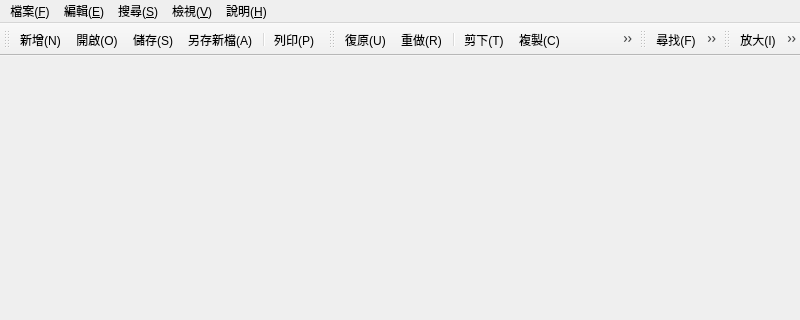
Old version of the form mainwindow.ui in the repository stanly0421/designwindow; both pictures show x 0 to 800 and y 0 to 320 of the 800 by 600 pixel window.
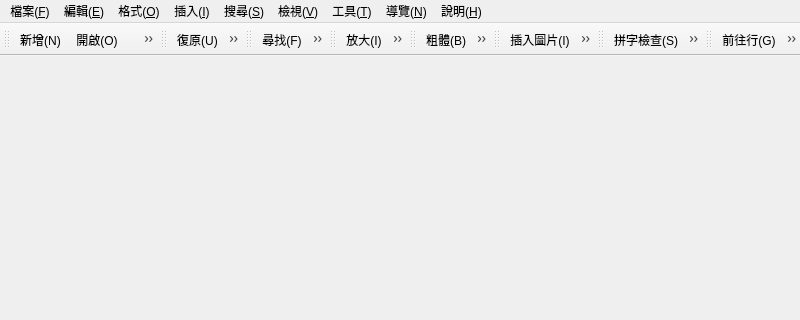
New version of the form.

Commit message: Add new toolbars (Format, Insert, Tools, Navigation) next to Edit toolbar with many features

Diff of the .ui file:
```diff
--- a/mainwindow.ui
+++ b/mainwindow.ui
@@ -78,10 +78,69 @@
     <addaction name="action_About"/>
     <addaction name="action_AboutQt"/>
    </widget>
+   <widget class="QMenu" name="menu_Format">
+    <property name="title">
+     <string>格式(&amp;O)</string>
+    </property>
+    <addaction name="action_Bold"/>
+    <addaction name="action_Italic"/>
+    <addaction name="action_Underline"/>
+    <addaction name="action_StrikeThrough"/>
+    <addaction name="separator"/>
+    <addaction name="action_AlignLeft"/>
+    <addaction name="action_AlignCenter"/>
+    <addaction name="action_AlignRight"/>
+    <addaction name="action_AlignJustify"/>
+    <addaction name="separator"/>
+    <addaction name="action_FontColor"/>
+    <addaction name="action_Highlight"/>
+   </widget>
+   <widget class="QMenu" name="menu_Insert">
+    <property name="title">
+     <string>插入(&amp;I)</string>
+    </property>
+    <addaction name="action_InsertImage"/>
+    <addaction name="action_InsertLink"/>
+    <addaction name="action_InsertTable"/>
+    <addaction name="separator"/>
+    <addaction name="action_InsertBulletList"/>
+    <addaction name="action_InsertNumberedList"/>
+    <addaction name="separator"/>
+    <addaction name="action_InsertCode"/>
+    <addaction name="action_InsertDateTime"/>
+   </widget>
+   <widget class="QMenu" name="menu_Tools">
+    <property name="title">
+     <string>工具(&amp;T)</string>
+    </property>
+    <addaction name="action_SpellCheck"/>
+    <addaction name="action_WordCount"/>
+    <addaction name="separator"/>
+    <addaction name="action_SortLines"/>
+    <addaction name="separator"/>
+    <addaction name="action_ConvertUppercase"/>
+    <addaction name="action_ConvertLowercase"/>
+    <addaction name="action_ConvertTitleCase"/>
+   </widget>
+   <widget class="QMenu" name="menu_Navigation">
+    <property name="title">
+     <string>導覽(&amp;N)</string>
+    </property>
+    <addaction name="action_GoToLine"/>
+    <addaction name="separator"/>
+    <addaction name="action_AddBookmark"/>
+    <addaction name="action_PrevBookmark"/>
+    <addaction name="action_NextBookmark"/>
+    <addaction name="action_ClearBookmarks"/>
+   </widget>
    <addaction name="menu_F"/>
    <addaction name="menu_E"/>
+   <addaction name="menu_Format"/>
+   <addaction name="menu_Insert"/>
    <addaction name="menu_Search"/>
    <addaction name="menu_View"/>
+   <addaction name="menu_Tools"/>
+   <addaction name="menu_Navigation"/>
    <addaction name="menu_Help"/>
   </widget>
   <widget class="QStatusBar" name="statusbar"/>
@@ -147,6 +206,84 @@
    <addaction name="action_ZoomOut"/>
    <addaction name="action_ZoomReset"/>
   </widget>
+  <widget class="QToolBar" name="formatToolBar">
+   <property name="windowTitle">
+    <string>格式工具列</string>
+   </property>
+   <attribute name="toolBarArea">
+    <enum>TopToolBarArea</enum>
+   </attribute>
+   <attribute name="toolBarBreak">
+    <bool>false</bool>
+   </attribute>
+   <addaction name="action_Bold"/>
+   <addaction name="action_Italic"/>
+   <addaction name="action_Underline"/>
+   <addaction name="action_StrikeThrough"/>
+   <addaction name="separator"/>
+   <addaction name="action_AlignLeft"/>
+   <addaction name="action_AlignCenter"/>
+   <addaction name="action_AlignRight"/>
+   <addaction name="action_AlignJustify"/>
+   <addaction name="separator"/>
+   <addaction name="action_FontColor"/>
+   <addaction name="action_Highlight"/>
+  </widget>
+  <widget class="QToolBar" name="insertToolBar">
+   <property name="windowTitle">
+    <string>插入工具列</string>
+   </property>
+   <attribute name="toolBarArea">
+    <enum>TopToolBarArea</enum>
+   </attribute>
+   <attribute name="toolBarBreak">
+    <bool>false</bool>
+   </attribute>
+   <addaction name="action_InsertImage"/>
+   <addaction name="action_InsertLink"/>
+   <addaction name="action_InsertTable"/>
+   <addaction name="separator"/>
+   <addaction name="action_InsertBulletList"/>
+   <addaction name="action_InsertNumberedList"/>
+   <addaction name="separator"/>
+   <addaction name="action_InsertCode"/>
+   <addaction name="action_InsertDateTime"/>
+  </widget>
+  <widget class="QToolBar" name="toolsToolBar">
+   <property name="windowTitle">
+    <string>工具工具列</string>
+   </property>
+   <attribute name="toolBarArea">
+    <enum>TopToolBarArea</enum>
+   </attribute>
+   <attribute name="toolBarBreak">
+    <bool>false</bool>
+   </attribute>
+   <addaction name="action_SpellCheck"/>
+   <addaction name="action_WordCount"/>
+   <addaction name="action_SortLines"/>
+   <addaction name="separator"/>
+   <addaction name="action_ConvertUppercase"/>
+   <addaction name="action_ConvertLowercase"/>
+   <addaction name="action_ConvertTitleCase"/>
+  </widget>
+  <widget class="QToolBar" name="navigationToolBar">
+   <property name="windowTitle">
+    <string>導覽工具列</string>
+   </property>
+   <attribute name="toolBarArea">
+    <enum>TopToolBarArea</enum>
+   </attribute>
+   <attribute name="toolBarBreak">
+    <bool>false</bool>
+   </attribute>
+   <addaction name="action_GoToLine"/>
+   <addaction name="separator"/>
+   <addaction name="action_AddBookmark"/>
+   <addaction name="action_PrevBookmark"/>
+   <addaction name="action_NextBookmark"/>
+   <addaction name="action_ClearBookmarks"/>
+  </widget>
   <action name="action_New">
    <property name="text">
     <string>新增(&amp;N)</string>
@@ -405,6 +542,278 @@
     <string>關於 Qt 框架</string>
    </property>
   </action>
+  <action name="action_Bold">
+   <property name="text">
+    <string>粗體(&amp;B)</string>
+   </property>
+   <property name="toolTip">
+    <string>粗體文字</string>
+   </property>
+   <property name="shortcut">
+    <string>Ctrl+B</string>
+   </property>
+  </action>
+  <action name="action_Italic">
+   <property name="text">
+    <string>斜體(&amp;I)</string>
+   </property>
+   <property name="toolTip">
+    <string>斜體文字</string>
+   </property>
+   <property name="shortcut">
+    <string>Ctrl+I</string>
+   </property>
+  </action>
+  <action name="action_Underline">
+   <property name="text">
+    <string>底線(&amp;U)</string>
+   </property>
+   <property name="toolTip">
+    <string>底線文字</string>
+   </property>
+   <property name="shortcut">
+    <string>Ctrl+U</string>
+   </property>
+  </action>
+  <action name="action_StrikeThrough">
+   <property name="text">
+    <string>刪除線(&amp;K)</string>
+   </property>
+   <property name="toolTip">
+    <string>刪除線文字</string>
+   </property>
+  </action>
+  <action name="action_AlignLeft">
+   <property name="text">
+    <string>靠左對齊(&amp;L)</string>
+   </property>
+   <property name="toolTip">
+    <string>靠左對齊</string>
+   </property>
+   <property name="shortcut">
+    <string>Ctrl+L</string>
+   </property>
+  </action>
+  <action name="action_AlignCenter">
+   <property name="text">
+    <string>置中(&amp;C)</string>
+   </property>
+   <property name="toolTip">
+    <string>置中對齊</string>
+   </property>
+   <property name="shortcut">
+    <string>Ctrl+E</string>
+   </property>
+  </action>
+  <action name="action_AlignRight">
+   <property name="text">
+    <string>靠右對齊(&amp;R)</string>
+   </property>
+   <property name="toolTip">
+    <string>靠右對齊</string>
+   </property>
+   <property name="shortcut">
+    <string>Ctrl+R</string>
+   </property>
+  </action>
+  <action name="action_AlignJustify">
+   <property name="text">
+    <string>左右對齊(&amp;J)</string>
+   </property>
+   <property name="toolTip">
+    <string>左右對齊</string>
+   </property>
+   <property name="shortcut">
+    <string>Ctrl+J</string>
+   </property>
+  </action>
+  <action name="action_FontColor">
+   <property name="text">
+    <string>字型顏色(&amp;F)</string>
+   </property>
+   <property name="toolTip">
+    <string>設定字型顏色</string>
+   </property>
+  </action>
+  <action name="action_Highlight">
+   <property name="text">
+    <string>螢光標示(&amp;H)</string>
+   </property>
+   <property name="toolTip">
+    <string>螢光標示文字</string>
+   </property>
+  </action>
+  <action name="action_InsertImage">
+   <property name="text">
+    <string>插入圖片(&amp;I)</string>
+   </property>
+   <property name="toolTip">
+    <string>插入圖片</string>
+   </property>
+  </action>
+  <action name="action_InsertLink">
+   <property name="text">
+    <string>插入連結(&amp;L)</string>
+   </property>
+   <property name="toolTip">
+    <string>插入超連結</string>
+   </property>
+   <property name="shortcut">
+    <string>Ctrl+K</string>
+   </property>
+  </action>
+  <action name="action_InsertTable">
+   <property name="text">
+    <string>插入表格(&amp;T)</string>
+   </property>
+   <property name="toolTip">
+    <string>插入表格</string>
+   </property>
+  </action>
+  <action name="action_InsertBulletList">
+   <property name="text">
+    <string>項目符號清單(&amp;B)</string>
+   </property>
+   <property name="toolTip">
+    <string>插入項目符號清單</string>
+   </property>
+  </action>
+  <action name="action_InsertNumberedList">
+   <property name="text">
+    <string>編號清單(&amp;N)</string>
+   </property>
+   <property name="toolTip">
+    <string>插入編號清單</string>
+   </property>
+  </action>
+  <action name="action_InsertCode">
+   <property name="text">
+    <string>插入程式碼(&amp;C)</string>
+   </property>
+   <property name="toolTip">
+    <string>插入程式碼區塊</string>
+   </property>
+  </action>
+  <action name="action_InsertDateTime">
+   <property name="text">
+    <string>插入日期時間(&amp;D)</string>
+   </property>
+   <property name="toolTip">
+    <string>插入目前日期和時間</string>
+   </property>
+   <property name="shortcut">
+    <string>F5</string>
+   </property>
+  </action>
+  <action name="action_SpellCheck">
+   <property name="text">
+    <string>拼字檢查(&amp;S)</string>
+   </property>
+   <property name="toolTip">
+    <string>執行拼字檢查</string>
+   </property>
+   <property name="shortcut">
+    <string>F7</string>
+   </property>
+  </action>
+  <action name="action_WordCount">
+   <property name="text">
+    <string>字數統計(&amp;W)</string>
+   </property>
+   <property name="toolTip">
+    <string>顯示字數統計</string>
+   </property>
+  </action>
+  <action name="action_SortLines">
+   <property name="text">
+    <string>排序行(&amp;O)</string>
+   </property>
+   <property name="toolTip">
+    <string>排序選取的行</string>
+   </property>
+  </action>
+  <action name="action_ConvertUppercase">
+   <property name="text">
+    <string>轉換為大寫(&amp;U)</string>
+   </property>
+   <property name="toolTip">
+    <string>將選取文字轉換為大寫</string>
+   </property>
+   <property name="shortcut">
+    <string>Ctrl+Shift+U</string>
+   </property>
+  </action>
+  <action name="action_ConvertLowercase">
+   <property name="text">
+    <string>轉換為小寫(&amp;L)</string>
+   </property>
+   <property name="toolTip">
+    <string>將選取文字轉換為小寫</string>
+   </property>
+   <property name="shortcut">
+    <string>Ctrl+Shift+L</string>
+   </property>
+  </action>
+  <action name="action_ConvertTitleCase">
+   <property name="text">
+    <string>轉換為標題大小寫(&amp;T)</string>
+   </property>
+   <property name="toolTip">
+    <string>將選取文字轉換為標題大小寫</string>
+   </property>
+  </action>
+  <action name="action_GoToLine">
+   <property name="text">
+    <string>前往行(&amp;G)</string>
+   </property>
+   <property name="toolTip">
+    <string>前往指定行號</string>
+   </property>
+   <property name="shortcut">
+    <string>Ctrl+G</string>
+   </property>
+  </action>
+  <action name="action_AddBookmark">
+   <property name="text">
+    <string>新增書籤(&amp;A)</string>
+   </property>
+   <property name="toolTip">
+    <string>在目前位置新增書籤</string>
+   </property>
+   <property name="shortcut">
+    <string>Ctrl+Shift+B</string>
+   </property>
+  </action>
+  <action name="action_PrevBookmark">
+   <property name="text">
+    <string>上一個書籤(&amp;P)</string>
+   </property>
+   <property name="toolTip">
+    <string>前往上一個書籤</string>
+   </property>
+   <property name="shortcut">
+    <string>Ctrl+,</string>
+   </property>
+  </action>
+  <action name="action_NextBookmark">
+   <property name="text">
+    <string>下一個書籤(&amp;N)</string>
+   </property>
+   <property name="toolTip">
+    <string>前往下一個書籤</string>
+   </property>
+   <property name="shortcut">
+    <string>Ctrl+.</string>
+   </property>
+  </action>
+  <action name="action_ClearBookmarks">
+   <property name="text">
+    <string>清除所有書籤(&amp;C)</string>
+   </property>
+   <property name="toolTip">
+    <string>清除所有書籤</string>
+   </property>
+  </action>
  </widget>
  <resources/>
  <connections/>
```
The commit also changes 8 other files.
